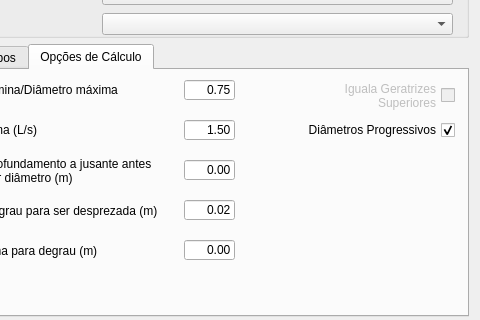
This is QEsg_Settings_dialog_base.ui in jorgealmerio/QEsg as Qt 5 draws it before an edit; both pictures show x 99 to 579 and y 88 to 408 of the 579 by 490 pixel window. The edited form follows.
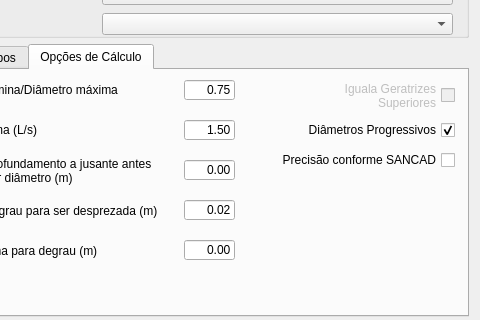
This is the edited form. The open tabs and pages were chosen to show the change. Icons and pictures are not drawn.

Diff of the .ui file:
```diff
--- a/QEsg_Settings_dialog_base.ui
+++ b/QEsg_Settings_dialog_base.ui
@@ -878,6 +878,34 @@
         <string/>
        </property>
       </widget>
+      <widget class="QCheckBox" name="chkPrecSancad">
+       <property name="enabled">
+        <bool>true</bool>
+       </property>
+       <property name="geometry">
+        <rect>
+         <x>350</x>
+         <y>80</y>
+         <width>191</width>
+         <height>20</height>
+        </rect>
+       </property>
+       <property name="layoutDirection">
+        <enum>Qt::RightToLeft</enum>
+       </property>
+       <property name="autoFillBackground">
+        <bool>false</bool>
+       </property>
+       <property name="text">
+        <string>Precisão conforme SANCAD</string>
+       </property>
+       <property name="checked">
+        <bool>false</bool>
+       </property>
+       <property name="tristate">
+        <bool>false</bool>
+       </property>
+      </widget>
      </widget>
     </widget>
    </item>
```
